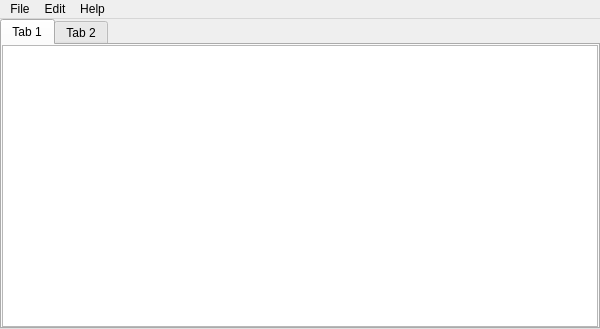
First picture: the form in mainwindow.ui, repository BenDoan/BenPad, before the edit.
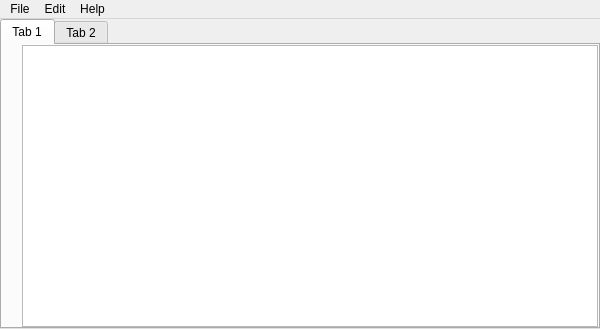
Second picture: the form after the edit.

Commit message: added most of the settings dialog

Diff of the .ui file:
```diff
--- a/mainwindow.ui
+++ b/mainwindow.ui
@@ -52,6 +52,19 @@
         <property name="margin">
          <number>0</number>
         </property>
+        <item>
+         <spacer name="verticalSpacer">
+          <property name="orientation">
+           <enum>Qt::Vertical</enum>
+          </property>
+          <property name="sizeHint" stdset="0">
+           <size>
+            <width>20</width>
+            <height>40</height>
+           </size>
+          </property>
+         </spacer>
+        </item>
         <item>
          <widget class="QTextEdit" name="textEdit"/>
         </item>
```
The commit also changes 3 other files.
